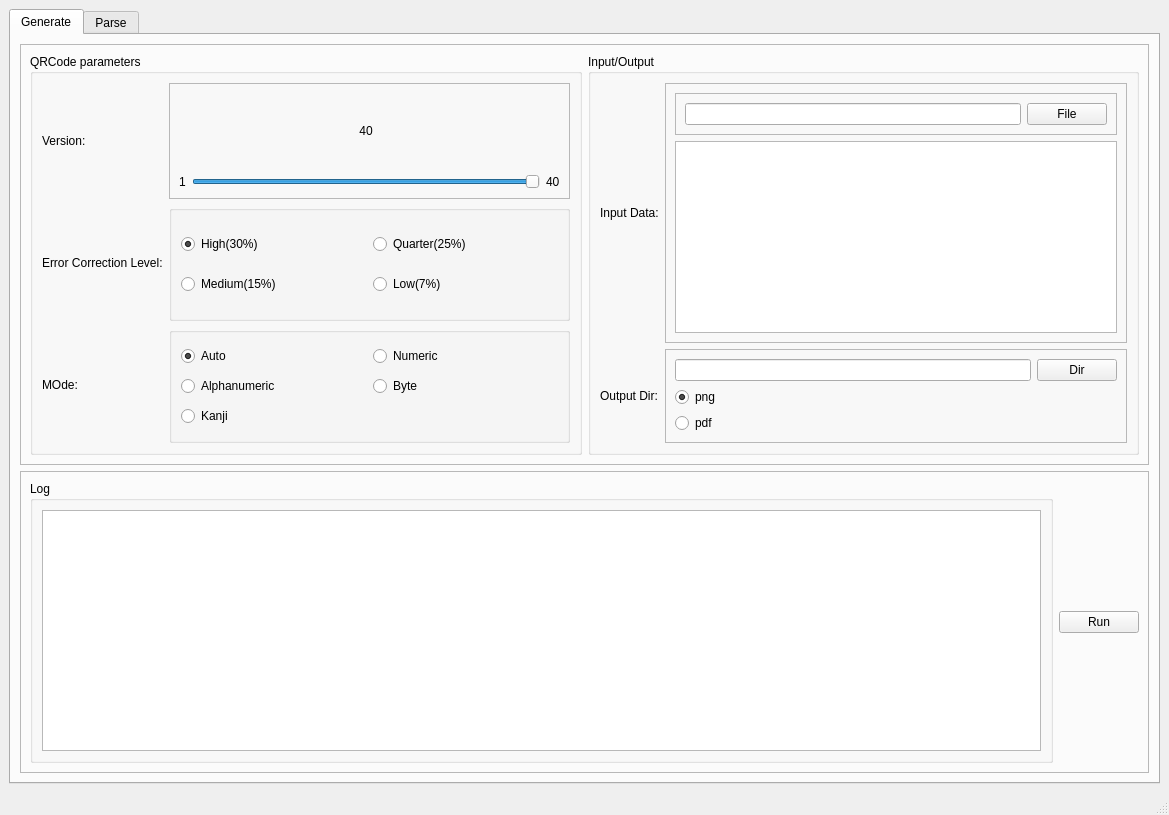
The window that qrdata/qrdata.ui (netbuddy/qrdata) describes before a commit, drawn with Qt 5.
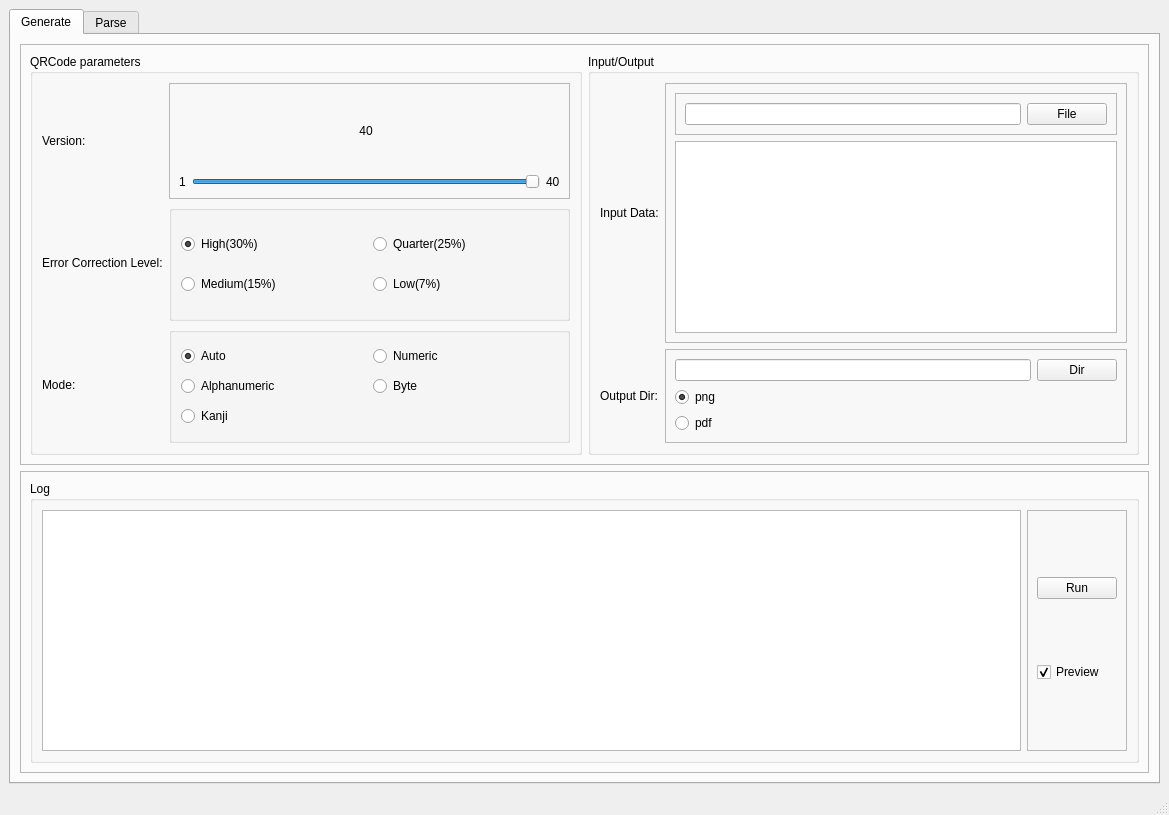
The same window after the commit.

```diff
--- a/qrdata/qrdata.ui
+++ b/qrdata/qrdata.ui
@@ -97,7 +97,7 @@
               <item row="2" column="0">
                <widget class="QLabel" name="label_3">
                 <property name="text">
-                 <string>MOde:</string>
+                 <string>Mode:</string>
                 </property>
                </widget>
               </item>
@@ -337,16 +337,38 @@
               <item>
                <widget class="QTextEdit" name="logTextEdit"/>
               </item>
+              <item>
+               <widget class="QFrame" name="frame_7">
+                <property name="frameShape">
+                 <enum>QFrame::Shape::StyledPanel</enum>
+                </property>
+                <property name="frameShadow">
+                 <enum>QFrame::Shadow::Raised</enum>
+                </property>
+                <layout class="QVBoxLayout" name="verticalLayout_3">
+                 <item>
+                  <widget class="QPushButton" name="runPushButton">
+                   <property name="text">
+                    <string>Run</string>
+                   </property>
+                  </widget>
+                 </item>
+                 <item>
+                  <widget class="QCheckBox" name="previewCheckBox">
+                   <property name="text">
+                    <string>Preview</string>
+                   </property>
+                   <property name="checked">
+                    <bool>true</bool>
+                   </property>
+                  </widget>
+                 </item>
+                </layout>
+               </widget>
+              </item>
              </layout>
             </widget>
            </item>
-           <item>
-            <widget class="QPushButton" name="runPushButton">
-             <property name="text">
-              <string>Run</string>
-             </property>
-            </widget>
-           </item>
           </layout>
          </widget>
         </item>
```
Left out of the diff: 16 changed lines with no effect on the pictures.
